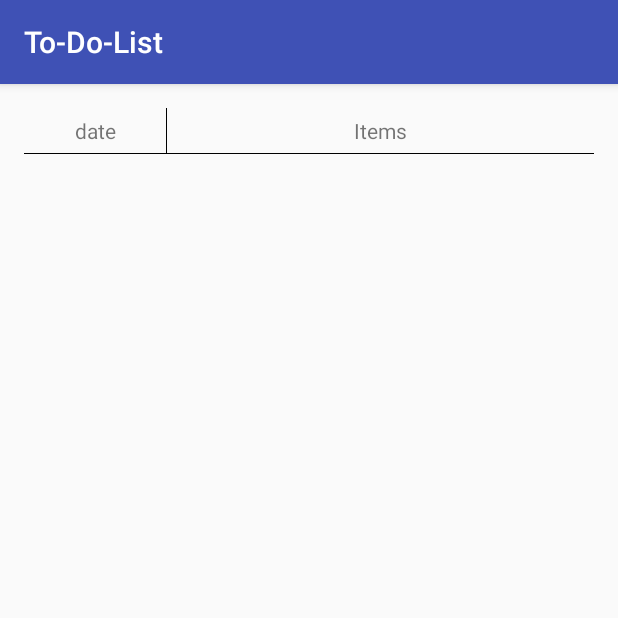
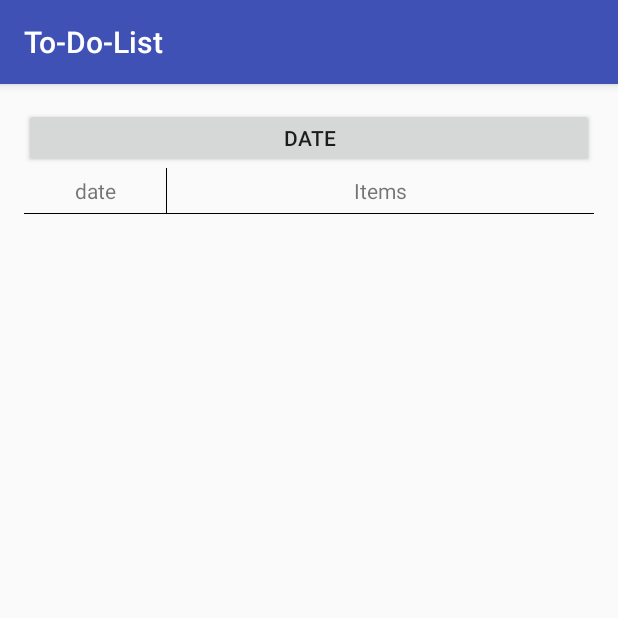
Before and after one commit to ricolai2609/To-Do-List, an Android app: the screen it shows after launch (MainActivity), on a phone screen of 412 x 824 dp, the top half of it. Run offline under Robolectric (Android 15) with nearby library versions, the phone set to English and light mode, and no system bars.

Commit message:
Date button and timepicker

```diff
--- a/app/src/main/res/layout/activity_main.xml
+++ b/app/src/main/res/layout/activity_main.xml
@@ -11,6 +11,11 @@
     android:paddingTop="@dimen/activity_vertical_margin"
     tools:context="com.example.s2012059.to_do_list.MainActivity">
 
+    <Button
+        android:id="@+id/btn_setdate"
+        android:text="Date"
+        android:layout_width="match_parent"
+        android:layout_height="40dp" />
 
     <LinearLayout
         android:layout_width="match_parent"
```
Also changed, not shown: app/src/main/java/com/example/s2012059/to_do_list/MainActivity.java (+16 -0 lines), app/src/main/java/com/example/s2012059/to_do_list/TimePickerFragment.java (added, +39 -0 lines).
